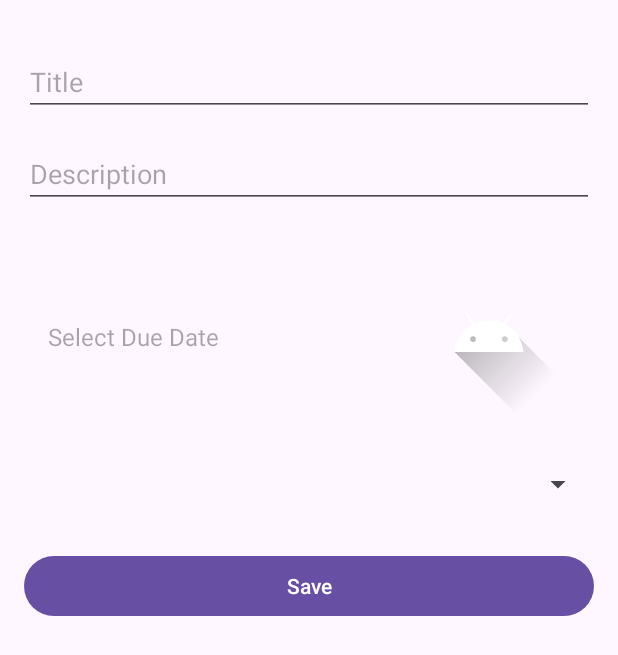
After one commit to LCB2021029-Badri/task_manager_1, an Android app: the fragment EditFragment placed in its activity, on a phone screen of 412 x 824 dp. The commit adds this screen. Shown: the top 655 px of the screen. Run offline under Robolectric (Android 15) with nearby library versions, the phone set to English and light mode, and no system bars; our stand-ins replace Room's generated code.

Commit message:
edit task - half successful

```diff
--- /dev/null
+++ b/app/src/main/java/com/example/taskmanager/interfaces/OnTaskClickListener.kt
@@ -0,0 +1,7 @@
+package com.example.taskmanager.interfaces
+
+import com.example.taskmanager.data.models.Task
+
+interface OnTaskClickListener {
+    fun onTaskClick(task: Task)
+}
--- /dev/null
+++ b/app/src/main/java/com/example/taskmanager/ui/list/EditFragment.kt
@@ -0,0 +1,100 @@
+package com.example.taskmanager.ui.list
+
+import android.os.Bundle
+import androidx.fragment.app.Fragment
+import android.view.LayoutInflater
+import android.view.View
+import android.view.ViewGroup
+import android.widget.ArrayAdapter
+import android.widget.Button
+import android.widget.EditText
+import android.widget.Spinner
+import android.widget.TextView
+import androidx.lifecycle.ViewModelProvider
+import com.example.taskmanager.R
+import com.example.taskmanager.data.models.Task
+import com.example.taskmanager.viewmodel.TaskViewModel
+import java.text.SimpleDateFormat
+import java.util.Date
+import java.util.Locale
+
+
+class EditFragment : Fragment() {
+
+    private lateinit var task: Task
+    private lateinit var editTextTitle: EditText
+    private lateinit var editTextDescription: EditText
+    private lateinit var editTextDueDate: TextView // Assuming date picker is still used here
+    private lateinit var spinnerPriority: Spinner
+    private lateinit var buttonSave: Button
+
+    private lateinit var taskViewModel: TaskViewModel
+
+    override fun onCreateView(
+        inflater: LayoutInflater, container: ViewGroup?,
+        savedInstanceState: Bundle?
+    ): View? {
+        val view = inflater.inflate(R.layout.fragment_edit, container, false)
+
+        // Initialize UI elements
+        editTextTitle = view.findViewById(R.id.editTextTitle)
+        editTextDescription = view.findViewById(R.id.editTextDescription)
+        editTextDueDate = view.findViewById(R.id.editTextDueDate)
+        spinnerPriority = view.findViewById(R.id.spinnerPriority)
+        buttonSave = view.findViewById(R.id.buttonSave)
+
+        // Retrieve the passed task object
+        arguments?.let {
+            task = it.getParcelable("task") ?: return@let
+            populateFields(task)
+        }
+
+        // Initialize ViewModel
+        taskViewModel = ViewModelProvider(requireActivity()).get(TaskViewModel::class.java)
+
+        // Set onClickListener for Save button
+        buttonSave.setOnClickListener {
+            saveTask()
+        }
+
+        return view
+    }
+
+    private fun populateFields(task: Task) {
+        editTextTitle.setText(task.title)
+        editTextDescription.setText(task.description)
+        editTextDueDate.text = SimpleDateFormat("dd/MM/yyyy", Locale.getDefault()).format(Date(task.dueDate))
+
+        // Set priority in the spinner
+        val priority = when (task.priority) {
+            1 -> "High"
+            2 -> "Medium"
+            3 -> "Low"
+            else -> "Medium"
+        }
+        val priorities = arrayOf("High", "Medium", "Low")
+        val adapter = ArrayAdapter(requireContext(), android.R.layout.simple_spinner_item, priorities)
+        spinnerPriority.adapter = adapter
+        spinnerPriority.setSelection(priorities.indexOf(priority))
+    }
+
+    private fun saveTask() {
+        // Update the task object with new values from the input fields
+        task.title = editTextTitle.text.toString()
+        task.description = editTextDescription.text.toString()
+        task.dueDate = SimpleDateFormat("dd/MM/yyyy", Locale.getDefault()).parse(editTextDueDate.text.toString())?.time ?: task.dueDate
+
+        task.priority = when (spinnerPriority.selectedItem.toString()) {
+            "High" -> 1
+            "Medium" -> 2
+            "Low" -> 3
+            else -> task.priority
+        }
+
+        // Update the task in the ViewModel (and therefore the database)
+        taskViewModel.update(task)
+
+        // Navigate back to the task list
+        parentFragmentManager.popBackStack()
+    }
+}
--- /dev/null
+++ b/app/src/main/res/layout/fragment_edit.xml
@@ -0,0 +1,76 @@
+<?xml version="1.0" encoding="utf-8"?>
+<androidx.constraintlayout.widget.ConstraintLayout xmlns:android="http://schemas.android.com/apk/res/android"
+    xmlns:tools="http://schemas.android.com/tools"
+    android:layout_width="match_parent"
+    android:layout_height="match_parent"
+    xmlns:app="http://schemas.android.com/apk/res-auto"
+    tools:context=".ui.list.EditFragment">
+
+    <EditText
+        android:id="@+id/editTextTitle"
+        android:layout_width="0dp"
+        android:layout_height="wrap_content"
+        android:hint="Title"
+        android:inputType="text"
+        app:layout_constraintTop_toTopOf="parent"
+        app:layout_constraintStart_toStartOf="parent"
+        app:layout_constraintEnd_toEndOf="parent"
+        android:layout_marginStart="16dp"
+        android:layout_marginEnd="16dp"
+        android:layout_marginTop="32dp" />
+
+    <EditText
+        android:id="@+id/editTextDescription"
+        android:layout_width="0dp"
+        android:layout_height="wrap_content"
+        android:hint="Description"
+        android:inputType="textMultiLine"
+        app:layout_constraintTop_toBottomOf="@id/editTextTitle"
+        app:layout_constraintStart_toStartOf="parent"
+        app:layout_constraintEnd_toEndOf="parent"
+        android:layout_marginStart="16dp"
+        android:layout_marginEnd="16dp"
+        android:layout_marginTop="16dp" />
+
+    <TextView
+        android:id="@+id/editTextDueDate"
+        android:layout_width="0dp"
+        android:layout_height="wrap_content"
+        android:hint="Select Due Date"
+        android:gravity="center_vertical"
+        android:padding="16dp"
+        android:textSize="16sp"
+        android:drawableEnd="@drawable/ic_launcher_foreground"
+        android:clickable="true"
+        android:focusable="true"
+        app:layout_constraintTop_toBottomOf="@id/editTextDescription"
+        app:layout_constraintStart_toStartOf="parent"
+        app:layout_constraintEnd_toEndOf="parent"
+        android:layout_marginStart="16dp"
+        android:layout_marginEnd="16dp"
+        android:layout_marginTop="16dp" />
+
+    <Spinner
+        android:id="@+id/spinnerPriority"
+        android:layout_width="0dp"
+        android:layout_height="wrap_content"
+        app:layout_constraintTop_toBottomOf="@id/editTextDueDate"
+        app:layout_constraintStart_toStartOf="parent"
+        app:layout_constraintEnd_toEndOf="parent"
+        android:layout_marginStart="16dp"
+        android:layout_marginEnd="16dp"
+        android:layout_marginTop="16dp" />
+
+    <Button
+        android:id="@+id/buttonSave"
+        android:layout_width="0dp"
+        android:layout_height="wrap_content"
+        android:text="Save"
+        app:layout_constraintTop_toBottomOf="@id/spinnerPriority"
+        app:layout_constraintStart_toStartOf="parent"
+        app:layout_constraintEnd_toEndOf="parent"
+        android:layout_marginStart="16dp"
+        android:layout_marginEnd="16dp"
+        android:layout_marginTop="32dp" />
+
+</androidx.constraintlayout.widget.ConstraintLayout>
```
Also changed, not shown: app/src/main/java/com/example/taskmanager/data/models/Task.kt (+40 -6 lines), app/src/main/java/com/example/taskmanager/ui/list/TaskAdapter.kt (+8 -2 lines), app/src/main/java/com/example/taskmanager/ui/list/TaskFragment.kt (+17 -2 lines).
